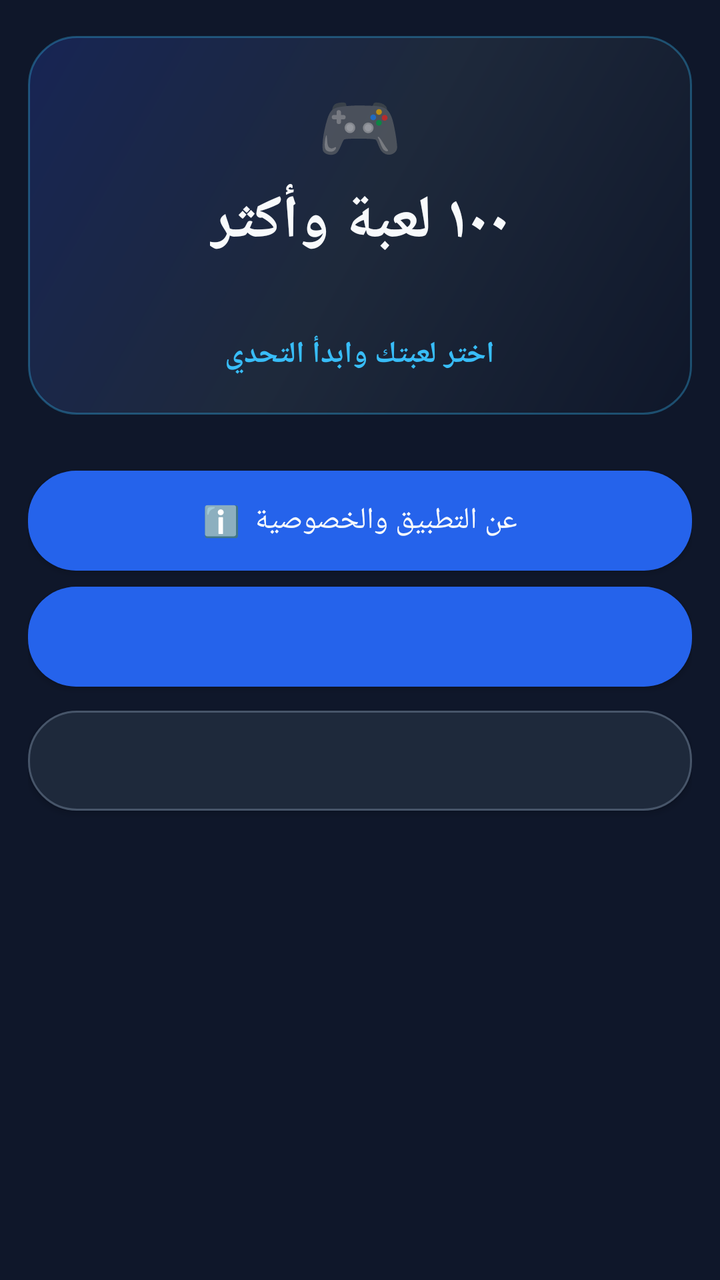
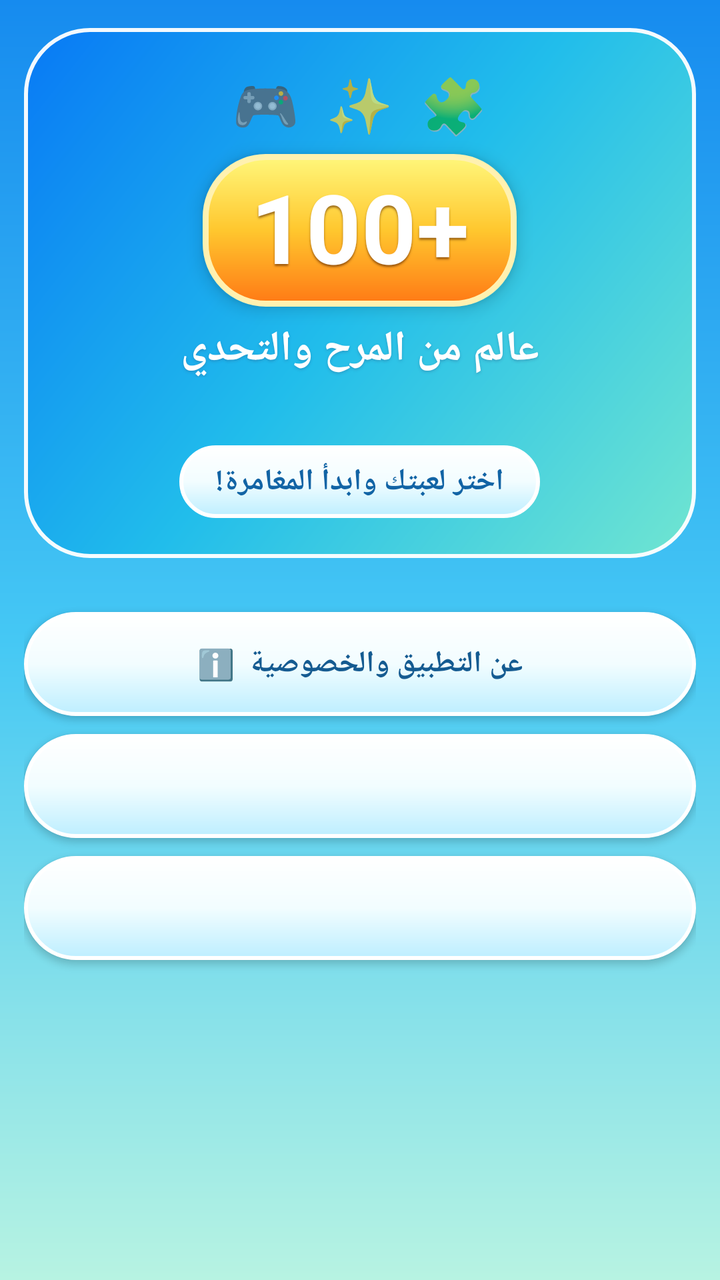

Two renders of the same Android screen: before a commit and after it. Below are the layout's source before the change and the commit's diff.
<!-- AndroidManifest.xml: application theme AppTheme -->
<!-- res/layout/activity_menu.xml -->
<?xml version="1.0" encoding="utf-8"?>
<ScrollView xmlns:android="http://schemas.android.com/apk/res/android"
    android:layout_width="match_parent"
    android:layout_height="match_parent"
    android:background="@color/bg"
    android:clipToPadding="false"
    android:fillViewport="true"
    android:overScrollMode="never">

    <LinearLayout
        android:layout_width="match_parent"
        android:layout_height="wrap_content"
        android:orientation="vertical"
        android:paddingStart="14dp"
        android:paddingTop="18dp"
        android:paddingEnd="14dp"
        android:paddingBottom="22dp">

        <LinearLayout
            android:layout_width="match_parent"
            android:layout_height="wrap_content"
            android:orientation="vertical"
            android:gravity="center"
            android:background="@drawable/bg_menu_header"
            android:paddingStart="12dp"
            android:paddingTop="22dp"
            android:paddingEnd="12dp"
            android:paddingBottom="20dp">

            <TextView
                android:layout_width="wrap_content"
                android:layout_height="wrap_content"
                android:text="🎮"
                android:textSize="34sp" />

            <TextView
                android:layout_width="wrap_content"
                android:layout_height="wrap_content"
                android:layout_marginTop="5dp"
                android:text="١٠٠ لعبة وأكثر"
                android:textColor="@color/text_main"
                android:textSize="30sp"
                android:textStyle="bold" />

            <TextView
                android:id="@+id/menuCount"
                android:layout_width="wrap_content"
                android:layout_height="wrap_content"
                android:layout_marginTop="5dp"
                android:textColor="@color/text_dim"
                android:textSize="14sp" />

            <TextView
                android:layout_width="wrap_content"
                android:layout_height="wrap_content"
                android:layout_marginTop="12dp"
                android:text="اختر لعبتك وابدأ التحدي"
                android:textColor="@color/x_color"
                android:textSize="15sp"
                android:textStyle="bold" />
        </LinearLayout>

        <LinearLayout
            android:id="@+id/gamesList"
            android:layout_width="match_parent"
            android:layout_height="wrap_content"
            android:layout_marginTop="16dp"
            android:orientation="vertical" />

        <Button
            android:id="@+id/menuAbout"
            android:layout_width="match_parent"
            android:layout_height="50dp"
            android:layout_marginTop="12dp"
            android:background="@drawable/bg_button"
            android:text="ℹ️  عن التطبيق والخصوصية"
            android:textColor="@color/text_main"
            android:textSize="15sp" />

        <Button
            android:id="@+id/menuMusic"
            android:layout_width="match_parent"
            android:layout_height="50dp"
            android:layout_marginTop="8dp"
            android:background="@drawable/bg_button"
            android:textColor="@color/text_main"
            android:textSize="14sp" />

        <Button
            android:id="@+id/menuSound"
            android:layout_width="match_parent"
            android:layout_height="50dp"
            android:layout_marginTop="12dp"
            android:background="@drawable/bg_button_dim"
            android:textColor="@color/text_dim"
            android:textSize="14sp" />

    </LinearLayout>
</ScrollView>
<!-- resources referenced by this layout -->
<resources>
  <color name="bg">#0F172A</color>
  <color name="text_dim">#94A3B8</color>
  <color name="text_main">#F8FAFC</color>
  <color name="x_color">#38BDF8</color>
  <!-- drawable bg_button (drawable) -->
  <?xml version="1.0" encoding="utf-8"?>
  <shape xmlns:android="http://schemas.android.com/apk/res/android" android:shape="rectangle">
      <solid android:color="#2563EB" />
      <corners android:radius="24dp" />
  </shape>
  <!-- drawable bg_button_dim (drawable) -->
  <?xml version="1.0" encoding="utf-8"?>
  <shape xmlns:android="http://schemas.android.com/apk/res/android" android:shape="rectangle">
      <solid android:color="@color/panel" />
      <corners android:radius="24dp" />
      <stroke android:width="1dp" android:color="#475569" />
  </shape>
  <!-- drawable bg_menu_header (drawable) -->
  <?xml version="1.0" encoding="utf-8"?>
  <shape xmlns:android="http://schemas.android.com/apk/res/android" android:shape="rectangle">
      <corners android:radius="24dp" />
      <gradient
          android:angle="315"
          android:startColor="#172554"
          android:centerColor="#1E293B"
          android:endColor="#0F172A" />
      <stroke android:width="1dp" android:color="#5538BDF8" />
  </shape>
  <style name="AppTheme" parent="Theme.AppCompat.NoActionBar">
          <item name="android:windowBackground">@color/bg</item>
          <item name="android:statusBarColor">@color/bg</item>
          <item name="android:navigationBarColor">@color/bg</item>
      </style>
  <color name="panel">#1E293B</color>
</resources>

<!-- the commit's change to res/layout/activity_menu.xml (unified diff, before → after) -->
@@ -2,7 +2,7 @@
 <ScrollView xmlns:android="http://schemas.android.com/apk/res/android"
     android:layout_width="match_parent"
     android:layout_height="match_parent"
-    android:background="@color/bg"
+    android:background="@drawable/bg_menu_sky"
     android:clipToPadding="false"
     android:fillViewport="true"
     android:overScrollMode="never">
@@ -11,10 +11,10 @@
         android:layout_width="match_parent"
         android:layout_height="wrap_content"
         android:orientation="vertical"
-        android:paddingStart="14dp"
-        android:paddingTop="18dp"
-        android:paddingEnd="14dp"
-        android:paddingBottom="22dp">
+        android:paddingStart="12dp"
+        android:paddingTop="14dp"
+        android:paddingEnd="12dp"
+        android:paddingBottom="24dp">
 
         <LinearLayout
             android:layout_width="match_parent"
@@ -22,40 +22,70 @@
             android:orientation="vertical"
             android:gravity="center"
             android:background="@drawable/bg_menu_header"
-            android:paddingStart="12dp"
-            android:paddingTop="22dp"
-            android:paddingEnd="12dp"
+            android:elevation="8dp"
+            android:paddingStart="14dp"
+            android:paddingTop="20dp"
+            android:paddingEnd="14dp"
             android:paddingBottom="20dp">
 
             <TextView
                 android:layout_width="wrap_content"
                 android:layout_height="wrap_content"
-                android:text="🎮"
-                android:textSize="34sp" />
+                android:text="🎮  ✨  🧩"
+                android:textSize="27sp" />
 
             <TextView
                 android:layout_width="wrap_content"
                 android:layout_height="wrap_content"
-                android:layout_marginTop="5dp"
-                android:text="١٠٠ لعبة وأكثر"
-                android:textColor="@color/text_main"
-                android:textSize="30sp"
+                android:layout_marginTop="7dp"
+                android:background="@drawable/bg_menu_logo"
+                android:elevation="5dp"
+                android:paddingStart="24dp"
+                android:paddingTop="4dp"
+                android:paddingEnd="24dp"
+                android:paddingBottom="8dp"
+                android:shadowColor="#995A2600"
+                android:shadowDx="0"
+                android:shadowDy="3"
+                android:shadowRadius="2"
+                android:text="100+"
+                android:textColor="#FFFFFF"
+                android:textSize="48sp"
                 android:textStyle="bold" />
+
+            <TextView
+                android:layout_width="wrap_content"
+                android:layout_height="wrap_content"
+                android:layout_marginTop="7dp"
+                android:text="عالم من المرح والتحدي"
+                android:textColor="#FFFFFF"
+                android:textSize="21sp"
+                android:textStyle="bold"
+                android:shadowColor="#55305B86"
+                android:shadowDx="0"
+                android:shadowDy="2"
+                android:shadowRadius="3" />
 
             <TextView
                 android:id="@+id/menuCount"
                 android:layout_width="wrap_content"
                 android:layout_height="wrap_content"
                 android:layout_marginTop="5dp"
-                android:textColor="@color/text_dim"
-                android:textSize="14sp" />
+                android:textColor="#EFFFFFFF"
+                android:textSize="14sp"
+                android:textStyle="bold" />
 
             <TextView
                 android:layout_width="wrap_content"
                 android:layout_height="wrap_content"
-                android:layout_marginTop="12dp"
-                android:text="اختر لعبتك وابدأ التحدي"
-                android:textColor="@color/x_color"
+                android:layout_marginTop="10dp"
+                android:background="@drawable/bg_menu_button"
+                android:paddingStart="18dp"
+                android:paddingTop="8dp"
+                android:paddingEnd="18dp"
+                android:paddingBottom="8dp"
+                android:text="اختر لعبتك وابدأ المغامرة!"
+                android:textColor="#1264A5"
                 android:textSize="15sp"
                 android:textStyle="bold" />
         </LinearLayout>
@@ -64,36 +94,41 @@
             android:id="@+id/gamesList"
             android:layout_width="match_parent"
             android:layout_height="wrap_content"
-            android:layout_marginTop="16dp"
+            android:layout_marginTop="15dp"
             android:orientation="vertical" />
 
         <Button
             android:id="@+id/menuAbout"
             android:layout_width="match_parent"
-            android:layout_height="50dp"
+            android:layout_height="52dp"
             android:layout_marginTop="12dp"
-            android:background="@drawable/bg_button"
+            android:background="@drawable/bg_menu_button"
+            android:elevation="3dp"
             android:text="ℹ️  عن التطبيق والخصوصية"
-            android:textColor="@color/text_main"
-            android:textSize="15sp" />
+            android:textColor="#155B91"
+            android:textSize="15sp"
+            android:textStyle="bold" />
 
         <Button
             android:id="@+id/menuMusic"
             android:layout_width="match_parent"
-            android:layout_height="50dp"
-            android:layout_marginTop="8dp"
-            android:background="@drawable/bg_button"
-            android:textColor="@color/text_main"
-            android:textSize="14sp" />
+            android:layout_height="52dp"
+            android:layout_marginTop="9dp"
+            android:background="@drawable/bg_menu_button"
+            android:elevation="3dp"
+            android:textColor="#155B91"
+            android:textSize="14sp"
+            android:textStyle="bold" />
 
         <Button
             android:id="@+id/menuSound"
             android:layout_width="match_parent"
-            android:layout_height="50dp"
-            android:layout_marginTop="12dp"
-            android:background="@drawable/bg_button_dim"
-            android:textColor="@color/text_dim"
-            android:textSize="14sp" />
-
+            android:layout_height="52dp"
+            android:layout_marginTop="9dp"
+            android:background="@drawable/bg_menu_button"
+            android:elevation="3dp"
+            android:textColor="#155B91"
+            android:textSize="14sp"
+            android:textStyle="bold" />
     </LinearLayout>
 </ScrollView>
<!-- resource entries referenced after the edit -->
@@ -1,38 +1,36 @@
 <!-- resources referenced by this layout -->
 <resources>
-  <color name="bg">#0F172A</color>
-  <color name="text_dim">#94A3B8</color>
-  <color name="text_main">#F8FAFC</color>
-  <color name="x_color">#38BDF8</color>
-  <!-- drawable bg_button (drawable) -->
+  <!-- drawable bg_menu_button (drawable) -->
   <?xml version="1.0" encoding="utf-8"?>
   <shape xmlns:android="http://schemas.android.com/apk/res/android" android:shape="rectangle">
-      <solid android:color="#2563EB" />
-      <corners android:radius="24dp" />
+      <corners android:radius="28dp" />
+      <gradient android:angle="270" android:startColor="#FFFFFF" android:centerColor="#F2FDFF" android:endColor="#BDEEFF" />
+      <stroke android:width="2dp" android:color="#FFFFFFFF" />
   </shape>
-  <!-- drawable bg_button_dim (drawable) -->
-  <?xml version="1.0" encoding="utf-8"?>
-  <shape xmlns:android="http://schemas.android.com/apk/res/android" android:shape="rectangle">
-      <solid android:color="@color/panel" />
-      <corners android:radius="24dp" />
-      <stroke android:width="1dp" android:color="#475569" />
-  </shape>
+  <color name="bg">#0F172A</color>
   <!-- drawable bg_menu_header (drawable) -->
   <?xml version="1.0" encoding="utf-8"?>
   <shape xmlns:android="http://schemas.android.com/apk/res/android" android:shape="rectangle">
-      <corners android:radius="24dp" />
-      <gradient
-          android:angle="315"
-          android:startColor="#172554"
-          android:centerColor="#1E293B"
-          android:endColor="#0F172A" />
-      <stroke android:width="1dp" android:color="#5538BDF8" />
+      <corners android:radius="32dp" />
+      <gradient android:angle="315" android:startColor="#0879F5" android:centerColor="#21BDEB" android:endColor="#70E5D1" />
+      <stroke android:width="2dp" android:color="#F2FFFFFF" />
+  </shape>
+  <!-- drawable bg_menu_logo (drawable) -->
+  <?xml version="1.0" encoding="utf-8"?>
+  <shape xmlns:android="http://schemas.android.com/apk/res/android" android:shape="rectangle">
+      <corners android:radius="30dp" />
+      <gradient android:angle="270" android:startColor="#FFF77B" android:centerColor="#FFC72E" android:endColor="#FF7915" />
+      <stroke android:width="3dp" android:color="#FFFFF1B0" />
+  </shape>
+  <!-- drawable bg_menu_sky (drawable) -->
+  <?xml version="1.0" encoding="utf-8"?>
+  <shape xmlns:android="http://schemas.android.com/apk/res/android" android:shape="rectangle">
+      <gradient android:angle="270" android:startColor="#168BEF" android:centerColor="#45C8F4" android:endColor="#B7F3E2" />
   </shape>
   <style name="AppTheme" parent="Theme.AppCompat.NoActionBar">
           <item name="android:windowBackground">@color/bg</item>
           <item name="android:statusBarColor">@color/bg</item>
           <item name="android:navigationBarColor">@color/bg</item>
       </style>
-  <color name="panel">#1E293B</color>
 </resources>
 
